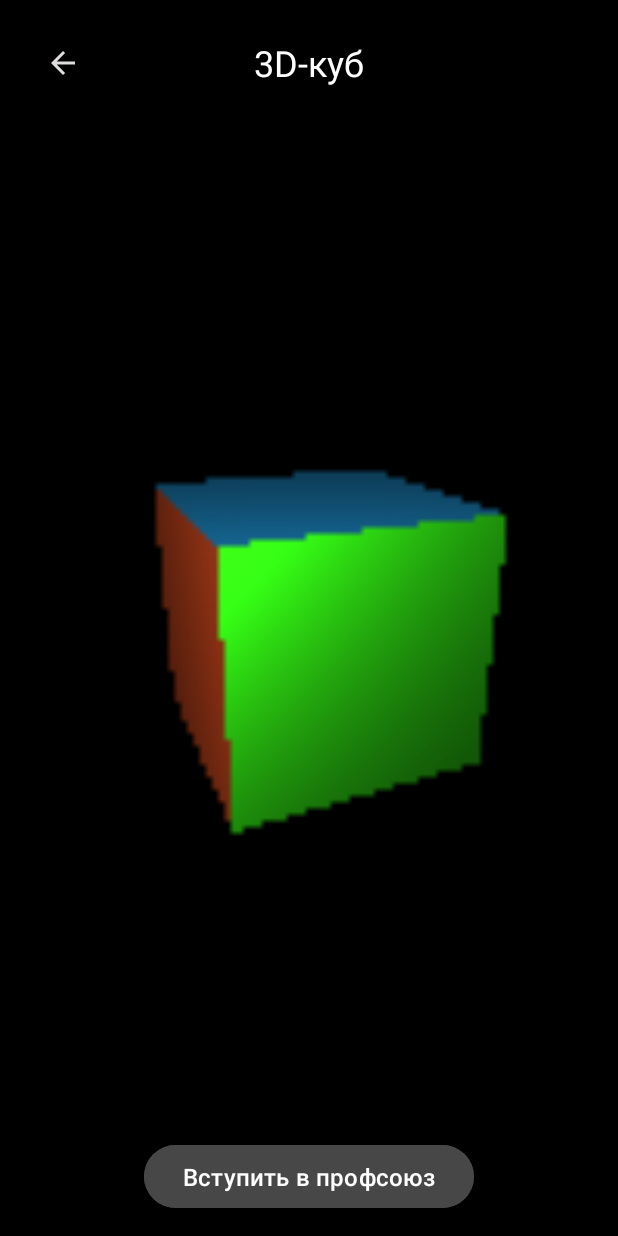
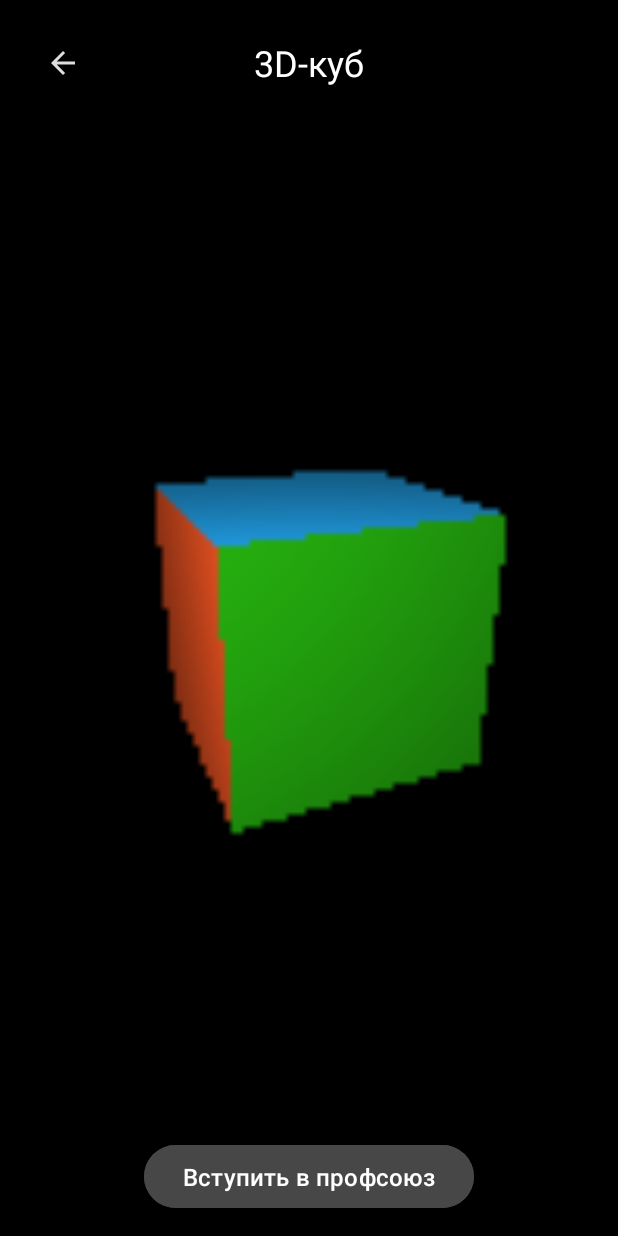
Before and after one commit to HITS-Empire/VISApp, an Android app: the CubeActivity screen opened directly, with no data from a screen before it, on a phone screen of 412 x 824 dp. Run offline under Robolectric (Android 15) with nearby library versions, the light colour scheme and no system bars.

Commit message:
Рефакторинг кода

```diff
--- a/app/src/main/java/ru/tsu/visapp/CubeActivity.kt
+++ b/app/src/main/java/ru/tsu/visapp/CubeActivity.kt
@@ -12,9 +12,6 @@ import android.widget.ImageButton
 import android.graphics.BitmapFactory
 import ru.tsu.visapp.utils.ImageEditor
 import android.annotation.SuppressLint
-import android.os.Build
-import androidx.annotation.RequiresApi
-import ru.tsu.visapp.filters.Scaling
 import ru.tsu.visapp.utils.ImageGetter
 import ru.tsu.visapp.utils.PixelsEditor
 
@@ -25,8 +22,6 @@ import ru.tsu.visapp.utils.PixelsEditor
 class CubeActivity : ChildActivity() {
     private val width = 99 // Ширина картинки
     private val height = 99 // Высота картинки
-
-    private val scaling = Scaling() // Масштабирование изображения
 
     private var currentProgress = 50 // Текущий прогресс в процентах
     private var isTerrible = false // Включен ли режим профсоюза
@@ -57,8 +52,6 @@ class CubeActivity : ChildActivity() {
         cameraPosition.rotateY(dy)
         cameraPosition.rotateZ(dx)
 
-        val light = cameraPosition
-
         for (i in 0 until width) {
             for (j in 0 until height) {
                 val uv = Vec2(i, j) / Vec2(width, height) * 2.0f - 1.0f
@@ -74,7 +67,7 @@ class CubeActivity : ChildActivity() {
                     imagePixels,
                     width,
                     height,
-                    light,
+                    cameraPosition,
                     isTerrible,
                 )
                 pixelsEditor.setPixel(i, j, color ?: 0)
@@ -117,7 +110,7 @@ class CubeActivity : ChildActivity() {
         val imageBitmap = imageEditor.createBitmapByUri(savedImageUri)
         val newPixels = imageEditor.getPixelsFromBitmap(imageBitmap)
 
-        for (i in 0 until initImagePixels.size) {
+        for (i in initImagePixels.indices) {
             if (!initImagePixels[i].first.contentEquals(newPixels)) {
                 initImagePixels[i] = Pair(newPixels, imageBitmap.width)
                 imagePixels[i] = initImagePixels[i]
@@ -164,7 +157,7 @@ class CubeActivity : ChildActivity() {
             Pair(IntArray(1), 1)
         )
 
-        for (i in 0 until imagePixels.size) {
+        for (i in imagePixels.indices) {
             initImagePixels[i] = imagePixels[i]
         }
 
--- a/app/src/main/java/ru/tsu/visapp/utils/cube/Helper.kt
+++ b/app/src/main/java/ru/tsu/visapp/utils/cube/Helper.kt
@@ -21,7 +21,7 @@ class Helper {
         Color.argb(255, 37, 175, 252)
     )
 
-    fun vec3ToUV(vec3: Vec3, width: Int, height: Int): Vec2 {
+    private fun vec3ToUV(vec3: Vec3, width: Int, height: Int): Vec2 {
         var u: Float
         var v: Float
         val absX = abs(vec3.x)
@@ -55,7 +55,7 @@ class Helper {
     }
 
 
-    fun getTexture(
+    private fun getTexture(
         pixels: IntArray,
         uv: Vec2,
         width: Int,
@@ -97,10 +97,14 @@ class Helper {
         val bFourth = fourthColor.blue
         val aFourth = fourthColor.alpha
 
-        val r = ((rFirst * (1 - dx) + rThird * dx) * (1 - dy) + (rSecond * (1 - dx) + rFourth * dx) * dy).toInt()
-        val g = ((gFirst * (1 - dx) + gThird * dx) * (1 - dy) + (gSecond * (1 - dx) + gFourth * dx) * dy).toInt()
-        val b = ((bFirst * (1 - dx) + bThird * dx) * (1 - dy) + (bSecond * (1 - dx) + bFourth * dx) * dy).toInt()
-        val a = ((aFirst * (1 - dx) + aThird * dx) * (1 - dy) + (aSecond * (1 - dx) + aFourth * dx) * dy).toInt()
+        val r =
+            ((rFirst * (1 - dx) + rThird * dx) * (1 - dy) + (rSecond * (1 - dx) + rFourth * dx) * dy).toInt()
+        val g =
+            ((gFirst * (1 - dx) + gThird * dx) * (1 - dy) + (gSecond * (1 - dx) + gFourth * dx) * dy).toInt()
+        val b =
+            ((bFirst * (1 - dx) + bThird * dx) * (1 - dy) + (bSecond * (1 - dx) + bFourth * dx) * dy).toInt()
+        val a =
+            ((aFirst * (1 - dx) + aThird * dx) * (1 - dy) + (aSecond * (1 - dx) + aFourth * dx) * dy).toInt()
 
         return Color.argb(a, r, g, b)
     }
@@ -167,21 +171,20 @@ class Helper {
         val zxy = Vec3(t1.z, t1.x, t1.y)
 
         val normal = -sign(beamDirection) * step(yzx, t1) * step(zxy, t1)
-        val newColor = max(
-            0.0f,
-            (beamDirection - Vec3(2.0f) * Vec3(normal.dot(beamDirection)) * normal).dot(light)
-        ).pow(2)
-
-
+        val newColor = 3.0f / tN
+        // val newColor = 2 / tN + max(
+        //     0.0f,
+        //     (beamDirection - Vec3(2.0f) * Vec3(normal.dot(beamDirection)) * normal).dot(light)
+        // ).pow(2) / 10.0f
 
         if (!isTerrible) {
             return when {
-                normal.x == -1.0f -> multiplicationColor(colors[0], 2 / tN + newColor / 10)
-                normal.y == -1.0f -> multiplicationColor(colors[1], 2 / tN + newColor / 10)
-                normal.x == 1.0f -> multiplicationColor(colors[2], 2 / tN + newColor / 10)
-                normal.y == 1.0f -> multiplicationColor(colors[3], 2 / tN + newColor / 10)
-                normal.z == 1.0f -> multiplicationColor(colors[4], 2 / tN + newColor / 10)
-                normal.z == -1.0f -> multiplicationColor(colors[5], 2 / tN + newColor / 10)
+                normal.x == -1.0f -> multiplicationColor(colors[0], newColor)
+                normal.y == -1.0f -> multiplicationColor(colors[1], newColor)
+                normal.x == 1.0f -> multiplicationColor(colors[2], newColor)
+                normal.y == 1.0f -> multiplicationColor(colors[3], newColor)
+                normal.z == 1.0f -> multiplicationColor(colors[4], newColor)
+                normal.z == -1.0f -> multiplicationColor(colors[5], newColor)
                 else -> null
             }
         }
```
